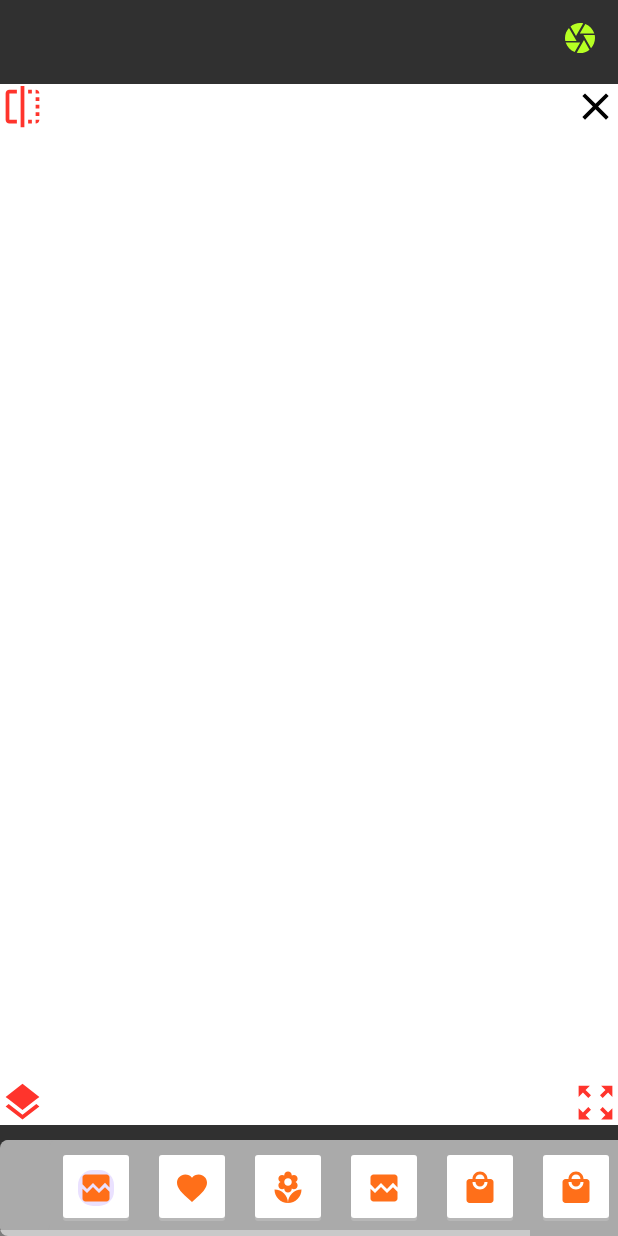
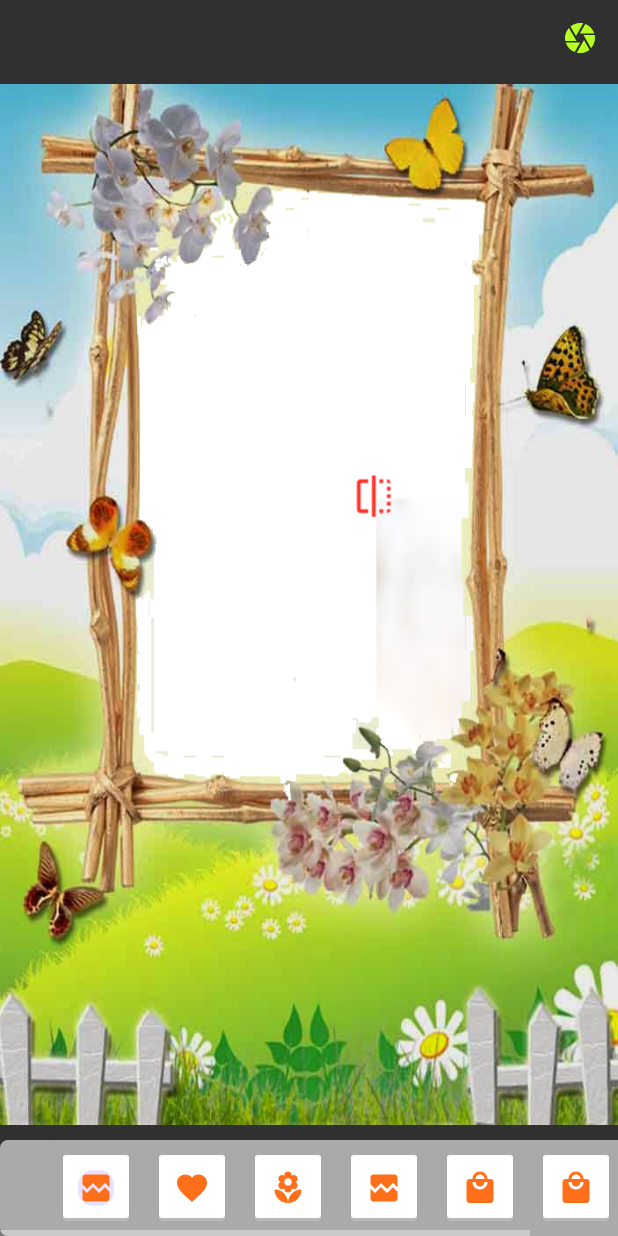
Before and after one commit to anhtt-asiantech/FramePhotoArt, an Android app: the Function screen opened directly, with no data from a screen before it, on a phone screen of 412 x 824 dp. Run offline under Robolectric (Android 15) with nearby library versions, the light colour scheme and no system bars; our stand-ins replace AdMob.

Commit message:
add image view

```diff
--- a/app/src/main/java/com/anhttvn/framesphotoart/ui/Function.java
+++ b/app/src/main/java/com/anhttvn/framesphotoart/ui/Function.java
@@ -1,6 +1,11 @@
 package com.anhttvn.framesphotoart.ui;
 
 
+import android.graphics.Bitmap;
+import android.graphics.Point;
+import android.graphics.PointF;
+import android.graphics.drawable.BitmapDrawable;
+import android.graphics.drawable.Drawable;
 import android.os.Bundle;
 
 import android.view.View;
@@ -14,7 +19,10 @@ import com.anhttvn.framesphotoart.util.Config;
 import com.anhttvn.framesphotoart.util.StickerImageView;
 import com.google.android.gms.ads.AdView;
 
+import java.io.IOException;
+import java.io.InputStream;
 import java.util.ArrayList;
+import java.util.List;
 
 public class Function extends BaseActivity  {
 
@@ -24,6 +32,10 @@ public class Function extends BaseActivity  {
     private ArrayList<String> list = new ArrayList<>();
     private Config mConfig;
 
+    // value item
+    private int mPosition = 0;
+    // value photo
+    private Bitmap bmp;
 
     RelativeLayout.LayoutParams parms;
     @Override
@@ -31,8 +43,8 @@ public class Function extends BaseActivity  {
         super.onCreate(savedInstanceState);
         setContentView(R.layout.activity_function);
         init();
-
-
+        viewItem();
+        initShowPhoto();
     }
     /**
      * init view layout
@@ -45,7 +57,52 @@ public class Function extends BaseActivity  {
         mConfig.getPhoto();
         list = mConfig.mListPhoto;
     }
+    private void viewItem(){
 
+        InputStream inputstream= null;
+        try {
+            inputstream = this.getAssets().open("image/"
+                    +list.get(mPosition));
+        } catch (IOException e) {
+            e.printStackTrace();
+        }
+        Drawable drawable = Drawable.createFromStream(inputstream, null);
+        imgFrame.setImageDrawable(drawable);
+        bmp = ((BitmapDrawable)drawable).getBitmap();
+    }
+
+    public void initShowPhoto(){
+        imgPhoto.setImageResource(R.drawable.a);
+        Point point = new Point();
+        point.set(bmp.getWidth(),bmp.getHeight());
+        getTransparentCenter(bmp,point);
+    }
+
+    private PointF getTransparentCenter(Bitmap bitmap,Point viewSize){
+        List<Point> transparentPonit = new ArrayList<>();
+        for(int i= 0 ;i<bitmap.getWidth(); i++) {
+            for (int j = 0; j < bitmap.getHeight(); j++) {
+                int pixel = bitmap.getPixel(i, j);
+                if ((pixel & 0xff000000) == 0) {
+                    transparentPonit.add(new Point(i, j));
+                }
+            }
+        }
+        int totalX = 0;
+        int totalY = 0;
+        for(Point transparent : transparentPonit){
+            totalX += transparent.x;
+            totalY += transparent.y;
+        }
+        float centerX = (float) totalX/transparentPonit.size();
+        float centerY = (float) totalY/transparentPonit.size();
+        float x = viewSize.x * centerX / bitmap.getWidth();
+        float y = viewSize.y *centerY / bitmap.getHeight();
+        imgPhoto.setX(x);
+        imgPhoto.setY(y);
+
+        return new PointF(x,y);
+    }
     public void clickHide(View view){
 
     }
--- a/app/src/main/java/com/anhttvn/framesphotoart/util/StickerImageView.java
+++ b/app/src/main/java/com/anhttvn/framesphotoart/util/StickerImageView.java
@@ -2,12 +2,15 @@ package com.anhttvn.framesphotoart.util;
 
 
 import android.content.Context;
+import android.content.Intent;
 import android.graphics.Bitmap;
 import android.graphics.drawable.BitmapDrawable;
 import android.graphics.drawable.Drawable;
 import android.util.AttributeSet;
 import android.view.View;
 import android.widget.ImageView;
+
+import com.anhttvn.cropphoto_anhtt.Crop;
 
 
 public class StickerImageView extends StickerView {
@@ -52,6 +55,10 @@ public class StickerImageView extends StickerView {
 
     public void setImageDrawable(Drawable drawable){ this.iv_main.setImageDrawable(drawable); }
 
+    public void setImageUrl (Intent result){
+        this.iv_main.setImageURI(Crop.getOutput(result));
+    };
+
     public Bitmap getImageBitmap(){ return ((BitmapDrawable)this.iv_main.getDrawable()).getBitmap() ; }
 
 }
```
Also changed, not shown: 6 other files.
